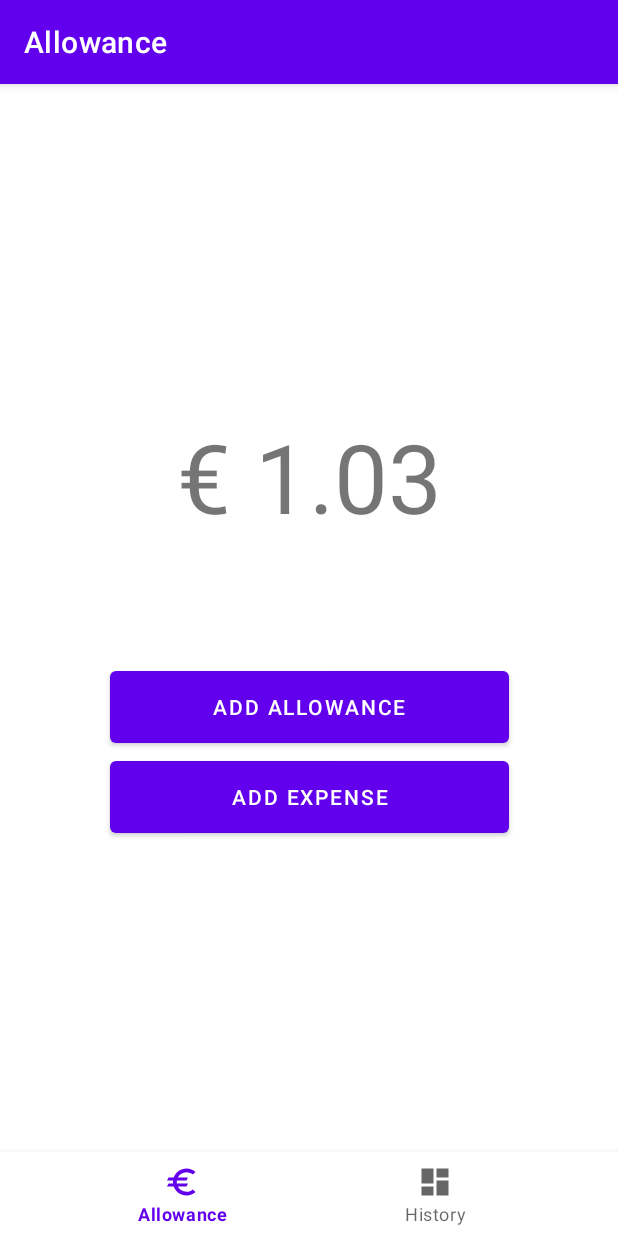
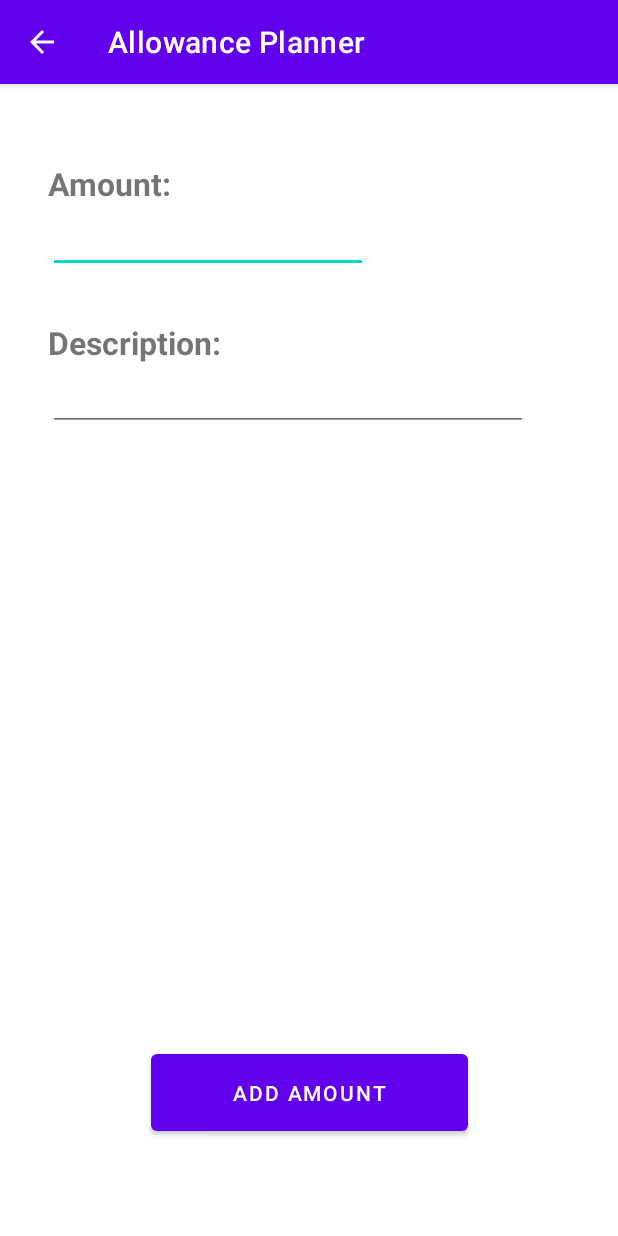
Before and after one commit to Selina-Knaepen/allowance-planner, an Android app: the screen it shows after launch (MainActivity before the commit, AddAllowanceActivity after it), after a tap on "ADD ALLOWANCE", on a phone screen of 412 x 824 dp. Run offline under Robolectric (Android 15) with nearby library versions, the light colour scheme and no system bars; our stand-ins replace navigation-ui.

Commit message:
Add visual for the add screen

```diff
--- a/app/src/main/AndroidManifest.xml
+++ b/app/src/main/AndroidManifest.xml
@@ -9,6 +9,8 @@
         android:roundIcon="@mipmap/ic_launcher_round"
         android:supportsRtl="true"
         android:theme="@style/Theme.AllowancePlanner">
+        <activity android:name=".activities.AddExpenseActivity"></activity>
+        <activity android:name=".activities.AddAllowanceActivity" />
         <activity
             android:name=".activities.MainActivity"
             android:label="@string/app_name">
--- /dev/null
+++ b/app/src/main/java/be/huffle/allowanceplanner/activities/AddAllowanceActivity.java
@@ -0,0 +1,34 @@
+package be.huffle.allowanceplanner.activities;
+
+import androidx.annotation.NonNull;
+import androidx.appcompat.app.AppCompatActivity;
+
+import android.os.Bundle;
+import android.view.MenuItem;
+
+import be.huffle.allowanceplanner.R;
+
+public class AddAllowanceActivity extends AppCompatActivity
+{
+
+	@Override
+	protected void onCreate(Bundle savedInstanceState)
+	{
+		super.onCreate(savedInstanceState);
+		setContentView(R.layout.activity_add);
+
+		getSupportActionBar().setDisplayHomeAsUpEnabled(true);
+	}
+
+	@Override
+	public boolean onOptionsItemSelected(@NonNull MenuItem item)
+	{
+		int id = item.getItemId();
+
+		if (id==android.R.id.home) {
+			finish();
+		}
+
+		return true;
+	}
+}
--- /dev/null
+++ b/app/src/main/java/be/huffle/allowanceplanner/activities/AddExpenseActivity.java
@@ -0,0 +1,35 @@
+package be.huffle.allowanceplanner.activities;
+
+import androidx.annotation.NonNull;
+import androidx.appcompat.app.AppCompatActivity;
+
+import android.app.ActionBar;
+import android.os.Bundle;
+import android.view.MenuItem;
+
+import be.huffle.allowanceplanner.R;
+
+public class AddExpenseActivity extends AppCompatActivity
+{
+
+	@Override
+	protected void onCreate(Bundle savedInstanceState)
+	{
+		super.onCreate(savedInstanceState);
+		setContentView(R.layout.activity_add);
+
+		getSupportActionBar().setDisplayHomeAsUpEnabled(true);
+	}
+
+	@Override
+	public boolean onOptionsItemSelected(@NonNull MenuItem item)
+	{
+		int id = item.getItemId();
+
+		if (id==android.R.id.home) {
+			finish();
+		}
+
+		return true;
+	}
+}
--- a/app/src/main/java/be/huffle/allowanceplanner/ui/allowance/AllowanceFragment.java
+++ b/app/src/main/java/be/huffle/allowanceplanner/ui/allowance/AllowanceFragment.java
@@ -1,5 +1,6 @@
 package be.huffle.allowanceplanner.ui.allowance;
 
+import android.content.Intent;
 import android.content.SharedPreferences;
 import android.content.SharedPreferences.*;
 import android.os.Bundle;
@@ -16,6 +17,8 @@ import androidx.lifecycle.Observer;
 import androidx.lifecycle.ViewModelProvider;
 
 import be.huffle.allowanceplanner.R;
+import be.huffle.allowanceplanner.activities.AddAllowanceActivity;
+import be.huffle.allowanceplanner.activities.AddExpenseActivity;
 
 import static android.content.Context.MODE_PRIVATE;
 
@@ -49,12 +52,15 @@ public class AllowanceFragment extends Fragment
 			@Override
 			public void onClick(View view)
 			{
-				float allowance = sharedPreferences.getFloat("allowance", 0.00f) + 1.03f;
+//				float allowance = sharedPreferences.getFloat("allowance", 0.00f) + 1.03f;
+//
+//				editor.putFloat("allowance", allowance);
+//				editor.commit();
+//
+//				allowanceViewModel.setAllowance(allowance);
 
-				editor.putFloat("allowance", allowance);
-				editor.commit();
-
-				allowanceViewModel.setAllowance(allowance);
+				Intent intent = new Intent(getActivity(), AddAllowanceActivity.class);
+				startActivity(intent);
 			}
 		});
 
@@ -63,12 +69,14 @@ public class AllowanceFragment extends Fragment
 			@Override
 			public void onClick(View view)
 			{
-				float allowance = sharedPreferences.getFloat("allowance", 0.00f) - 1.03f;
-
-				editor.putFloat("allowance", allowance);
-				editor.commit();
-
-				allowanceViewModel.setAllowance(allowance);
+//				float allowance = sharedPreferences.getFloat("allowance", 0.00f) - 1.03f;
+//
+//				editor.putFloat("allowance", allowance);
+//				editor.commit();
+//
+//				allowanceViewModel.setAllowance(allowance);
+				Intent intent = new Intent(getActivity(), AddExpenseActivity.class);
+				startActivityForResult(intent, 0);
 			}
 		});
 
--- /dev/null
+++ b/app/src/main/res/layout/activity_add.xml
@@ -0,0 +1,65 @@
+<?xml version="1.0" encoding="utf-8"?>
+<androidx.constraintlayout.widget.ConstraintLayout xmlns:android="http://schemas.android.com/apk/res/android"
+    xmlns:app="http://schemas.android.com/apk/res-auto"
+    xmlns:tools="http://schemas.android.com/tools"
+    android:layout_width="match_parent"
+    android:layout_height="match_parent"
+    tools:context=".activities.AddAllowanceActivity">
+
+    <TextView
+        android:id="@+id/amount_textView"
+        android:layout_width="wrap_content"
+        android:layout_height="wrap_content"
+        android:layout_marginStart="32dp"
+        android:layout_marginTop="52dp"
+        android:text="@string/subtitle_amount"
+        android:textSize="21sp"
+        android:textStyle="bold"
+        app:layout_constraintStart_toStartOf="parent"
+        app:layout_constraintTop_toTopOf="parent" />
+
+    <TextView
+        android:id="@+id/amount_textView2"
+        android:layout_width="wrap_content"
+        android:layout_height="28dp"
+        android:layout_marginStart="32dp"
+        android:layout_marginTop="32dp"
+        android:text="@string/subtitle_description"
+        android:textSize="21sp"
+        android:textStyle="bold"
+        app:layout_constraintStart_toStartOf="parent"
+        app:layout_constraintTop_toBottomOf="@+id/amount_input" />
+
+    <EditText
+        android:id="@+id/amount_input"
+        android:layout_width="wrap_content"
+        android:layout_height="wrap_content"
+        android:layout_marginStart="32dp"
+        android:ems="10"
+        android:inputType="numberDecimal"
+        app:layout_constraintStart_toStartOf="parent"
+        app:layout_constraintTop_toBottomOf="@+id/amount_textView" />
+
+    <EditText
+        android:id="@+id/description_input"
+        android:layout_width="320dp"
+        android:layout_height="wrap_content"
+        android:layout_marginStart="32dp"
+        android:ems="10"
+        android:inputType="textMultiLine|text"
+        app:layout_constraintBottom_toTopOf="@+id/add_button"
+        app:layout_constraintStart_toStartOf="parent"
+        app:layout_constraintTop_toBottomOf="@+id/amount_textView2"
+        app:layout_constraintVertical_bias="0.0"
+        android:maxHeight="250dp"/>
+
+    <Button
+        android:id="@+id/add_button"
+        android:layout_width="211dp"
+        android:layout_height="63dp"
+        android:layout_marginBottom="64dp"
+        android:text="@string/button_add_amount"
+        app:layout_constraintBottom_toBottomOf="parent"
+        app:layout_constraintEnd_toEndOf="parent"
+        app:layout_constraintStart_toStartOf="parent" />
+</androidx.constraintlayout.widget.ConstraintLayout>
--- a/app/src/main/res/values/strings.xml
+++ b/app/src/main/res/values/strings.xml
@@ -4,4 +4,7 @@
     <string name="title_history">History</string>
     <string name="button_allowance">Add Allowance</string>
     <string name="button_expense">Add Expense</string>
+    <string name="subtitle_amount">Amount:</string>
+    <string name="subtitle_description">Description:</string>
+    <string name="button_add_amount">Add Amount</string>
 </resources>
```
